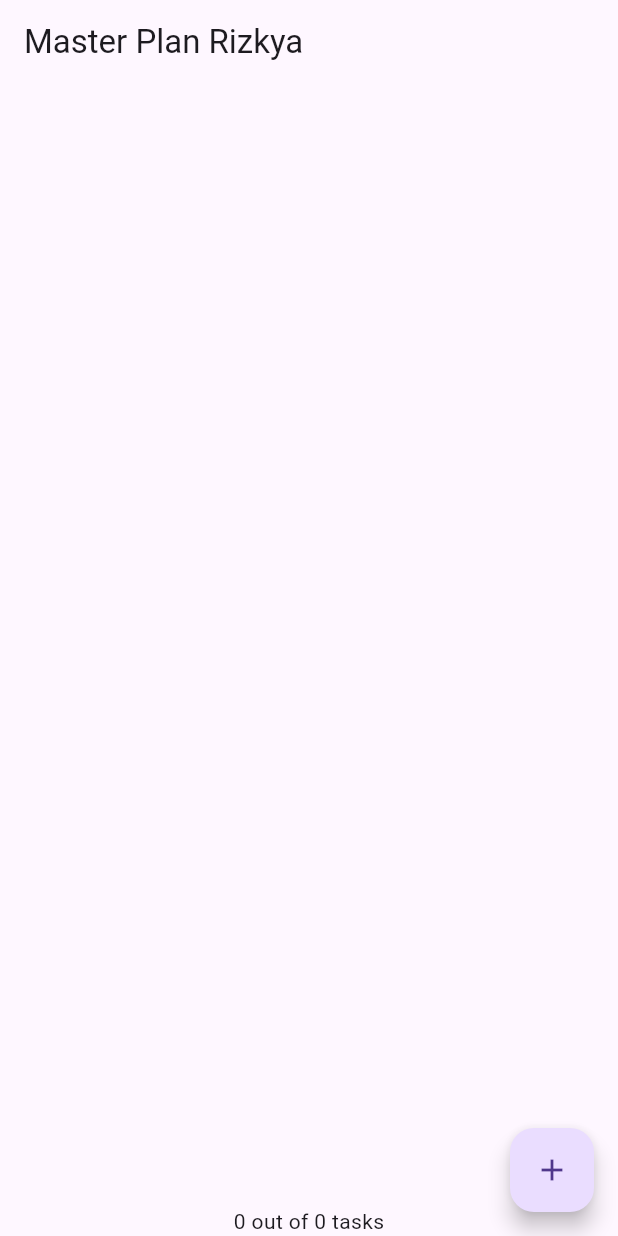
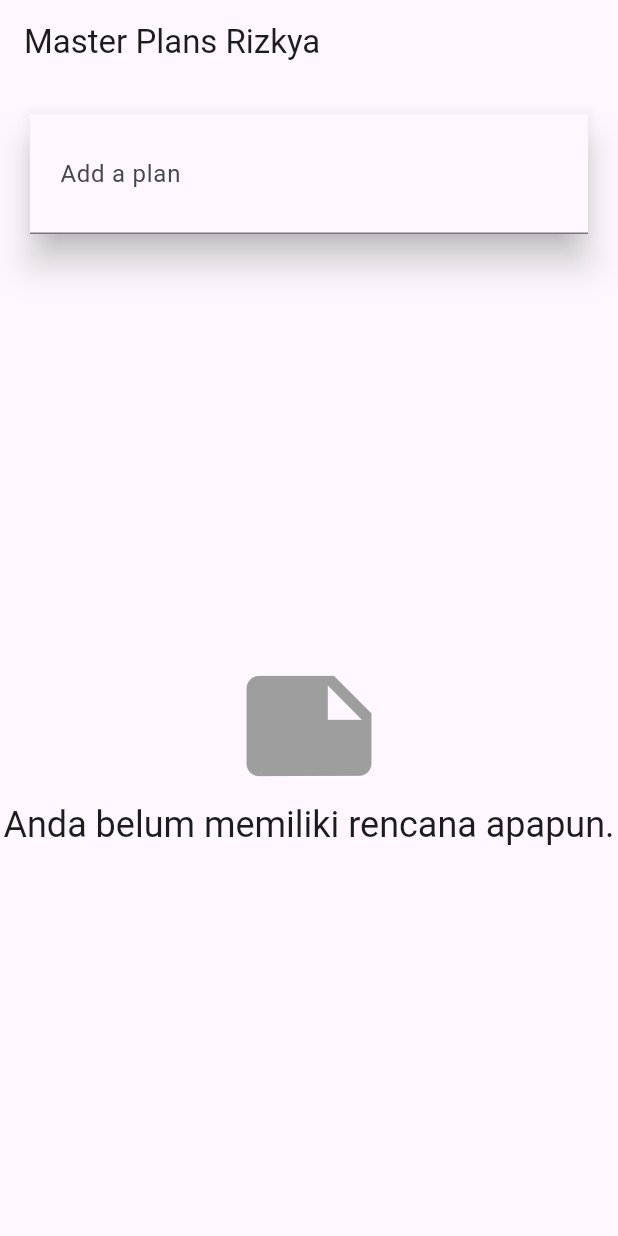
Before and after one commit to RizkyaSalsabila/Assignment-Sem5_MobileProgramming_Rizkyaa, a Flutter app: the screen it shows after launch, on a phone screen of 412 x 824 dp. Run offline on Flutter 3.47's test engine with Material 3 defaults, Android fonts, the phone set to English and light mode, and no system bars; our stand-ins replace auto_size_text.

Commit message:
upload prak3

```diff
--- a/minggu10_jobsheet10/master_plan/lib/main.dart
+++ b/minggu10_jobsheet10/master_plan/lib/main.dart
@@ -1,7 +1,8 @@
 import 'package:flutter/material.dart';
-import './views/plan_screen.dart';
+import '../views/plan_creator_screen.dart';
 import './models/plan.dart';
 import './provider/plan_provider.dart';
+import '../views/plan_screen.dart';
 
 void main() => runApp(MasterPlanApp());
 
@@ -10,15 +11,12 @@ class MasterPlanApp extends StatelessWidget {
 
   @override
   Widget build(BuildContext context) {
-    return MaterialApp(
-      theme: ThemeData(primarySwatch: Colors.purple),
-      // praktikum 1
-      // home: PlanScreen(),
-
-      //praktikum 2
-      home: PlanProvider(
-        notifier: ValueNotifier<Plan>(const Plan()),
-        child: const PlanScreen(),
+    return PlanProvider(
+      notifier: ValueNotifier<List<Plan>>(const []),
+      child: MaterialApp(
+        title: 'State management app',
+        theme: ThemeData(primarySwatch: Colors.blue),
+        home: const PlanCreatorScreen(),
       ),
     );
   }
--- a/minggu10_jobsheet10/master_plan/lib/provider/plan_provider.dart
+++ b/minggu10_jobsheet10/master_plan/lib/provider/plan_provider.dart
@@ -1,14 +1,14 @@
 import 'package:flutter/material.dart';
 import '../models/data_layer.dart';
 
-class PlanProvider extends InheritedNotifier<ValueNotifier<Plan>> {
+class PlanProvider extends InheritedNotifier<ValueNotifier<List<Plan>>> {
   const PlanProvider({
     super.key,
     required Widget child,
-    required ValueNotifier<Plan> notifier,
+    required ValueNotifier<List<Plan>> notifier,
   }) : super(child: child, notifier: notifier);
 
-  static ValueNotifier<Plan> of(BuildContext context) {
+  static ValueNotifier<List<Plan>> of(BuildContext context) {
     return context
         .dependOnInheritedWidgetOfExactType<PlanProvider>()!
         .notifier!;
--- /dev/null
+++ b/minggu10_jobsheet10/master_plan/lib/views/plan_creator_screen.dart
@@ -0,0 +1,98 @@
+import 'package:flutter/material.dart';
+import '../models/data_layer.dart';
+import '../provider/plan_provider.dart';
+import '../views/plan_screen.dart';
+
+class PlanCreatorScreen extends StatefulWidget {
+  const PlanCreatorScreen({super.key});
+
+  @override
+  State<PlanCreatorScreen> createState() => _PlanCreatorScreenState();
+}
+
+class _PlanCreatorScreenState extends State<PlanCreatorScreen> {
+  final textController = TextEditingController();
+
+  @override
+  Widget build(BuildContext context) {
+    return Scaffold(
+      appBar: AppBar(title: const Text('Master Plans Rizkya')),
+      body: Column(
+        children: [
+          _buildListCreator(),
+          Expanded(child: _buildMasterPlans()),
+        ],
+      ),
+    );
+  }
+
+  Widget _buildListCreator() {
+    return Padding(
+      padding: const EdgeInsets.all(20.0),
+      child: Material(
+        color: Theme.of(context).cardColor,
+        elevation: 10,
+        child: TextField(
+          controller: textController,
+          decoration: const InputDecoration(
+            labelText: 'Add a plan',
+            contentPadding: EdgeInsets.all(20),
+          ),
+          onEditingComplete: addPlan,
+        ),
+      ),
+    );
+  }
+
+  @override
+  void dispose() {
+    textController.dispose();
+    super.dispose();
+  }
+
+  void addPlan() {
+    final text = textController.text;
+    if (text.isEmpty) {
+      return;
+    }
+    final plan = Plan(name: text, tasks: []);
+    ValueNotifier<List<Plan>> planNotifier = PlanProvider.of(context);
+    planNotifier.value = List<Plan>.from(planNotifier.value)..add(plan);
+    textController.clear();
+    FocusScope.of(context).requestFocus(FocusNode());
+    setState(() {});
+  }
+
+  Widget _buildMasterPlans() {
+    ValueNotifier<List<Plan>> planNotifier = PlanProvider.of(context);
+    List<Plan> plans = planNotifier.value;
+
+    if (plans.isEmpty) {
+      return Column(
+        mainAxisAlignment: MainAxisAlignment.center,
+        children: <Widget>[
+          const Icon(Icons.note, size: 100, color: Colors.grey),
+          Text(
+            'Anda belum memiliki rencana apapun.',
+            style: Theme.of(context).textTheme.headlineSmall,
+          ),
+        ],
+      );
+    }
+    return ListView.builder(
+      itemCount: plans.length,
+      itemBuilder: (context, index) {
+        final plan = plans[index];
+        return ListTile(
+          title: Text(plan.name),
+          subtitle: Text(plan.completenessMessage),
+          onTap: () {
+            Navigator.of(
+              context,
+            ).push(MaterialPageRoute(builder: (_) => PlanScreen(plan: plan)));
+          },
+        );
+      },
+    );
+  }
+}
```
Also changed, not shown: minggu10_jobsheet10/master_plan/lib/views/plan_screen.dart (+102 -16 lines).
